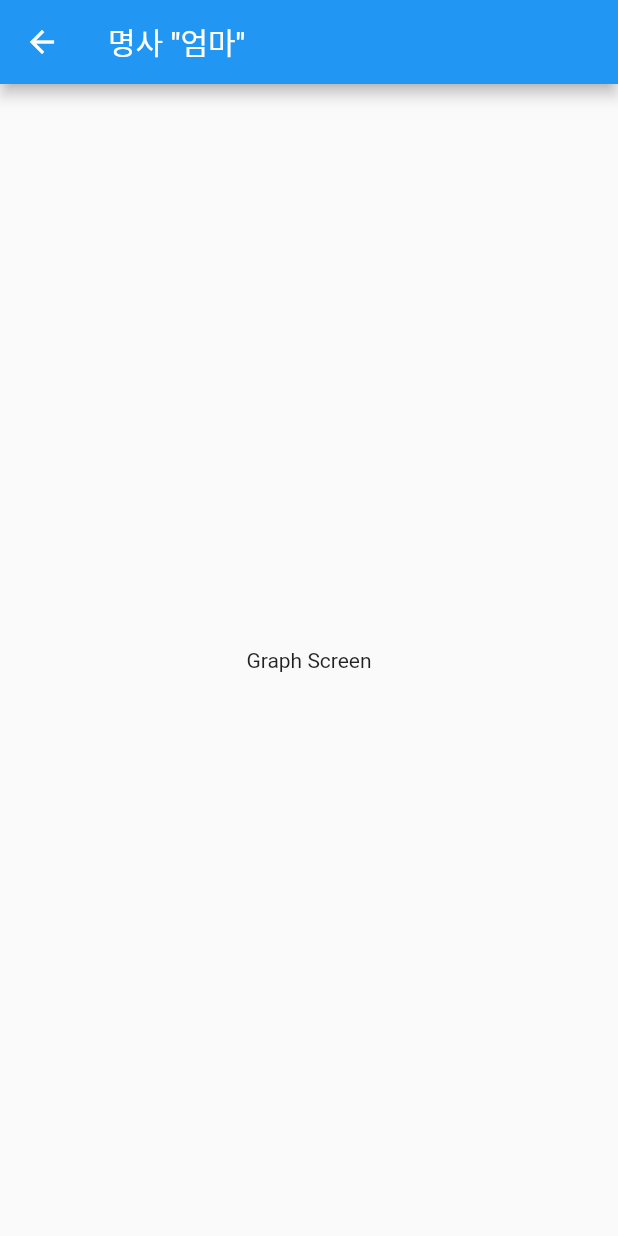
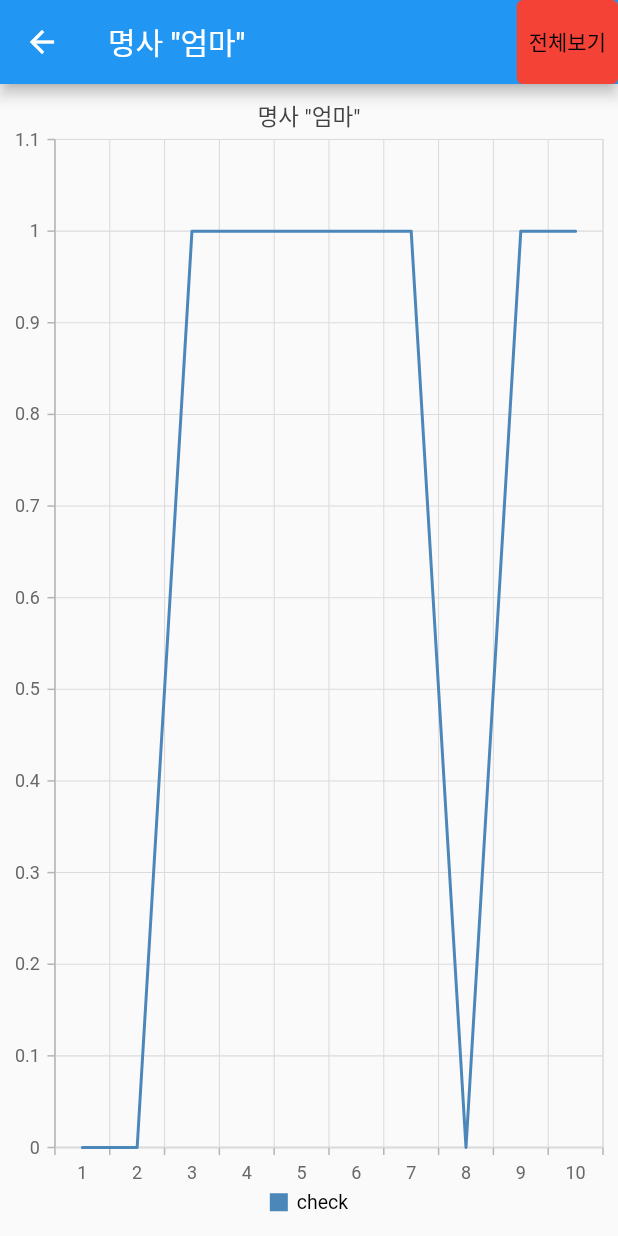
Before and after one commit to Arenslien/Show-me-the-graph, a Flutter app: the GraphScreen screen opened directly, on a phone screen of 412 x 824 dp. Run offline on Flutter 3.47's test engine with Material 2 defaults, Android fonts, the phone set to English and light mode, and no system bars; our stand-ins replace syncfusion_flutter_charts; missing offline and left inert: dart:ffi.

Commit message:
line graph(graph_screen.dart)

```diff
--- a/lib/screens/graph_screen.dart
+++ b/lib/screens/graph_screen.dart
@@ -1,4 +1,5 @@
 import 'package:flutter/material.dart';
+import 'package:show_me_the_graph/screens/graph_all_screen.dart';
 import 'package:syncfusion_flutter_charts/charts.dart';
 
 class GraphScreen extends StatefulWidget {
@@ -8,16 +9,80 @@ class GraphScreen extends StatefulWidget {
 
 class _GraphScreenState extends State<GraphScreen> {
   String g_title = '명사 "엄마"';
+  late List<ExpenseData> _chartData;
+  late TooltipBehavior _tooltipBehavior;
+
+  @override
+  void initState() {
+    _chartData = getChartData();
+    _tooltipBehavior = TooltipBehavior(enable: true);
+
+    super.initState();
+  }
+
   @override
   Widget build(BuildContext context) {
     return Scaffold(
       appBar: AppBar(
         title: Text(g_title),
-        actions: <Widget>[TextButton(onPressed: () {}, child: Text("전체보기"))],
+        actions: <Widget>[
+          TextButton(
+              style: TextButton.styleFrom(
+                primary: Colors.black,
+                backgroundColor: Colors.red,
+              ),
+              onPressed: () {
+                Navigator.push(
+                  context,
+                  MaterialPageRoute(builder: (context) => GraphAllScreen()),
+                );
+              },
+              child: Text(
+                "전체보기",
+                // style: TextStyle(
+                //   fontSize: 15,
+                //   color: Colors.white,
+                // ),
+              ))
+        ],
       ),
       body: Center(
-        child: Text("Graph Screen"),
+        child: SfCartesianChart(
+          title: ChartTitle(text: g_title),
+          legend: Legend(isVisible: true),
+          tooltipBehavior: _tooltipBehavior,
+          series: <ChartSeries>[
+            LineSeries<ExpenseData, num>(
+                name: 'check',
+                dataSource: _chartData,
+                xValueMapper: (ExpenseData exp, _) => exp.count,
+                yValueMapper: (ExpenseData exp, _) => exp.ischeck)
+          ],
+          primaryXAxis: CategoryAxis(),
+        ),
       ),
     );
   }
+
+  List<ExpenseData> getChartData() {
+    final List<ExpenseData> chartData = [
+      ExpenseData(1, 0),
+      ExpenseData(2, 0),
+      ExpenseData(3, 1),
+      ExpenseData(4, 1),
+      ExpenseData(5, 1),
+      ExpenseData(6, 1),
+      ExpenseData(7, 1),
+      ExpenseData(8, 0),
+      ExpenseData(9, 1),
+      ExpenseData(10, 1),
+    ];
+    return chartData;
+  }
 }
+
+class ExpenseData {
+  ExpenseData(this.count, this.ischeck);
+  final num count;
+  final num ischeck;
+}
```
